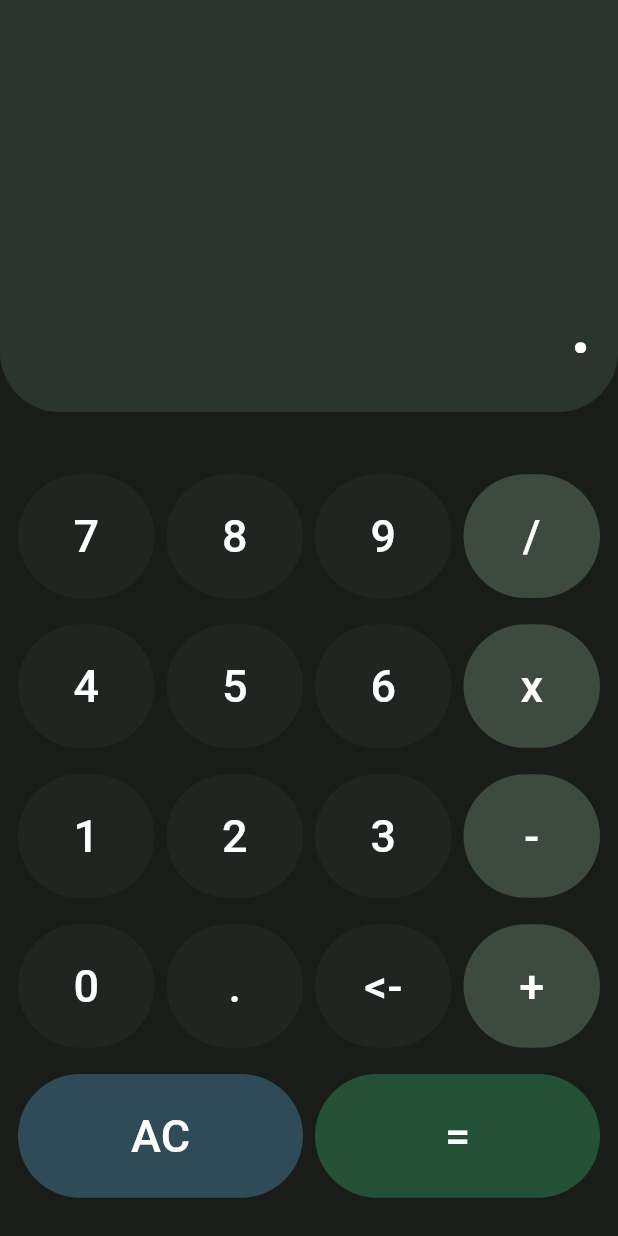
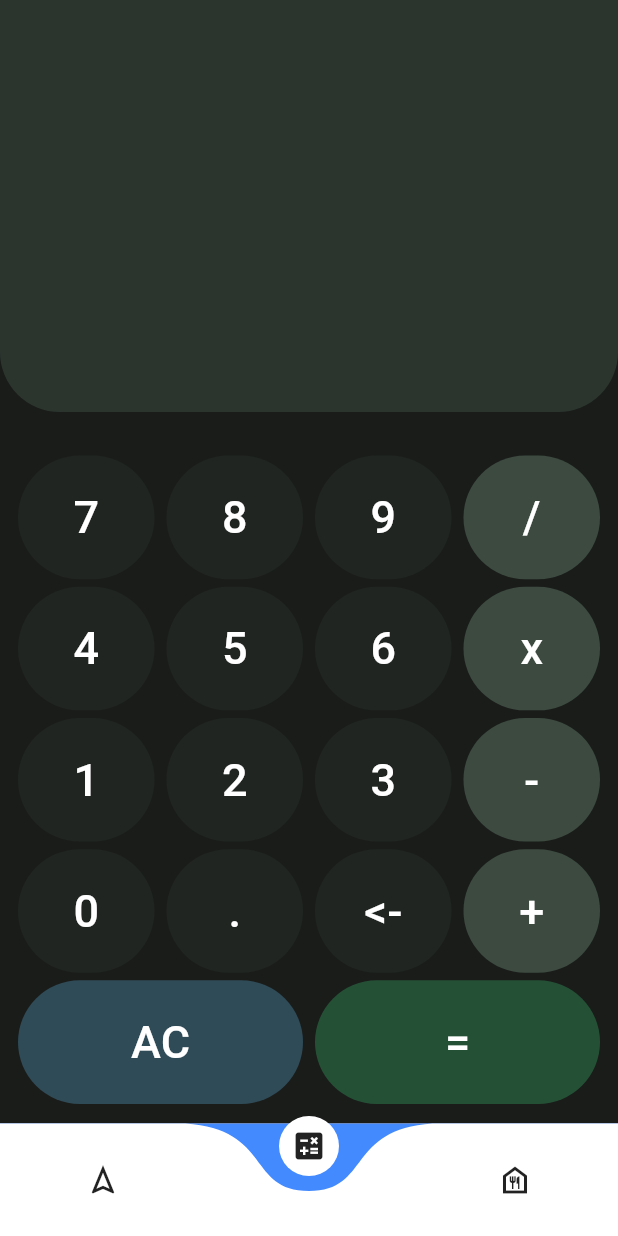
Before and after one commit to fr4nsgallegos/recetasappg13, a Flutter app: the screen it shows after launch, item 2 of the bottom bar chosen, on a phone screen of 412 x 824 dp. Run offline on Flutter 3.47's test engine with Material 3 defaults, Android fonts, the phone set to English and light mode, and no system bars; drawn by our look-alikes of curved_navigation_bar; our stand-ins replace go_router; network calls fail.

Commit message:
curved desde la parte de abajo

```diff
--- /dev/null
+++ b/lib/home_curved_navigation_page.dart
@@ -0,0 +1,41 @@
+import 'package:curved_navigation_bar/curved_navigation_bar.dart';
+import 'package:flutter/material.dart';
+import 'package:recetasappg13/models/screen_model.dart';
+
+class HomeCurvedNavigationPage extends StatefulWidget {
+  HomeCurvedNavigationPage({super.key});
+
+  @override
+  State<HomeCurvedNavigationPage> createState() =>
+      _HomeCurvedNavigationPageState();
+}
+
+class _HomeCurvedNavigationPageState extends State<HomeCurvedNavigationPage> {
+  int _activePageIndex = 0;
+
+  final pageController = PageController();
+
+  @override
+  Widget build(BuildContext context) {
+    return Scaffold(
+      bottomNavigationBar: CurvedNavigationBar(
+        items: pageDetails.map((page) => Icon(page.icon)).toList(),
+        onTap: (index) {
+          pageController.animateToPage(
+            index,
+            duration: Duration(seconds: 1),
+            curve: Curves.decelerate,
+          );
+        },
+      ),
+      body: PageView(
+        controller: pageController,
+        onPageChanged: (index) {
+          _activePageIndex = index;
+          setState(() {});
+        },
+        children: pageDetails.map((element) => element.page).toList(),
+      ),
+    );
+  }
+}
--- a/lib/main.dart
+++ b/lib/main.dart
@@ -1,6 +1,7 @@
 import 'package:flutter/material.dart';
 import 'package:recetasappg13/examples/textfield_page.dart';
 import 'package:recetasappg13/examples/textformfield_page.dart';
+import 'package:recetasappg13/home_curved_navigation_page.dart';
 import 'package:recetasappg13/pages/calculator/calculator_page.dart';
 import 'package:recetasappg13/pages/recipe/home_recipe_page.dart';
 import 'package:recetasappg13/pages/navegacion/gorouter_page.dart';
@@ -11,6 +12,9 @@ import 'package:recetasappg13/pages/tabbar/tabbar_page.dart';
 
 void main() {
   runApp(
-    MaterialApp(home: CalculatorPage(), debugShowCheckedModeBanner: false),
+    MaterialApp(
+      home: HomeCurvedNavigationPage(),
+      debugShowCheckedModeBanner: false,
+    ),
   );
 }
--- /dev/null
+++ b/lib/models/screen_model.dart
@@ -0,0 +1,30 @@
+import 'package:flutter/material.dart';
+import 'package:recetasappg13/pages/calculator/calculator_page.dart';
+import 'package:recetasappg13/pages/navegacion/navigator_page.dart';
+import 'package:recetasappg13/pages/recipe/home_recipe_page.dart';
+
+class ScreenModel {
+  Widget page;
+  String title;
+  IconData icon;
+
+  ScreenModel({required this.page, required this.title, required this.icon});
+}
+
+List<ScreenModel> pageDetails = [
+  ScreenModel(
+    page: HomeNavigatorPage(),
+    title: "Home navigator Page",
+    icon: Icons.navigation_outlined,
+  ),
+  ScreenModel(
+    page: CalculatorPage(),
+    title: "Calculadora",
+    icon: Icons.calculate,
+  ),
+  ScreenModel(
+    page: HomeRecipePage(),
+    title: "Recetas",
+    icon: Icons.food_bank_outlined,
+  ),
+];
--- a/pubspec.yaml
+++ b/pubspec.yaml
@@ -35,6 +35,7 @@ dependencies:
   # Use with the CupertinoIcons class for iOS style icons.
   cupertino_icons: ^1.0.8
   go_router: ^16.2.1
+  curved_navigation_bar: ^1.0.6
 
 
 dev_dependencies:
```
Also changed, not shown: pubspec.lock.
